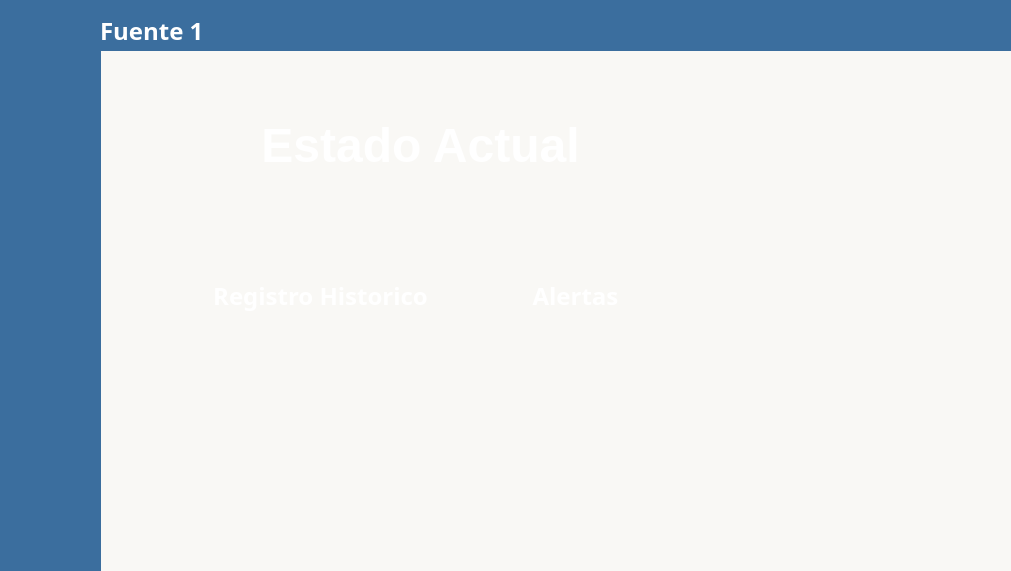
This is HydroMiner1/menu.ui in Zerstorer037/HydroMiner as Qt 5 draws it before an edit; both pictures show x 0 to 1011 and y 0 to 571 of the 1200 by 731 pixel window. The edited form follows.
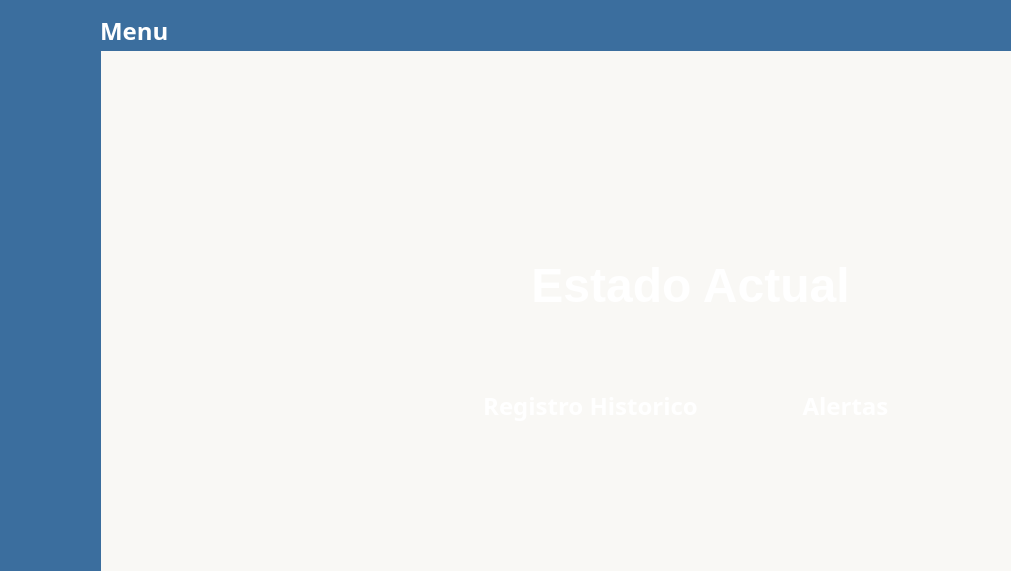
This is the edited form. Icons and pictures are not drawn.

What changed in the file:
```diff
--- a/HydroMiner1/menu.ui
+++ b/HydroMiner1/menu.ui
@@ -100,8 +100,8 @@
    <widget class="QPushButton" name="registro">
     <property name="geometry">
      <rect>
-      <x>180</x>
-      <y>240</y>
+      <x>450</x>
+      <y>350</y>
       <width>281</width>
       <height>111</height>
      </rect>
@@ -133,8 +133,8 @@
    <widget class="QPushButton" name="alarma">
     <property name="geometry">
      <rect>
-      <x>490</x>
-      <y>240</y>
+      <x>760</x>
+      <y>350</y>
       <width>171</width>
       <height>111</height>
      </rect>
@@ -385,7 +385,7 @@
 background-color: rgba(193, 232, 255, 0);</string>
     </property>
     <property name="text">
-     <string>Fuente 1</string>
+     <string>Menu</string>
     </property>
    </widget>
    <widget class="QPushButton" name="Bhistorico">
@@ -466,8 +466,8 @@
    <widget class="QPushButton" name="estado">
     <property name="geometry">
      <rect>
-      <x>180</x>
-      <y>90</y>
+      <x>450</x>
+      <y>230</y>
       <width>481</width>
       <height>111</height>
      </rect>
```
Left out of the diff: 2 changed lines with no effect on the pictures.
